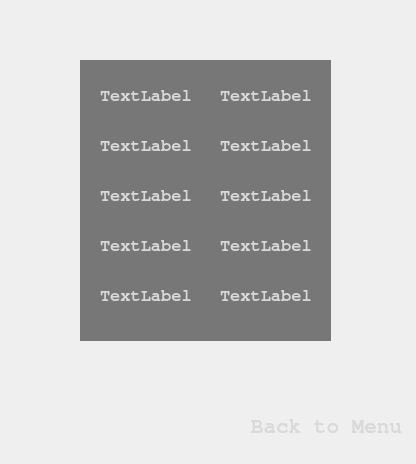
First picture: the form in Asteroids+Aliens/highscorewindow.ui, repository captaintino/project-destiny, before the edit.
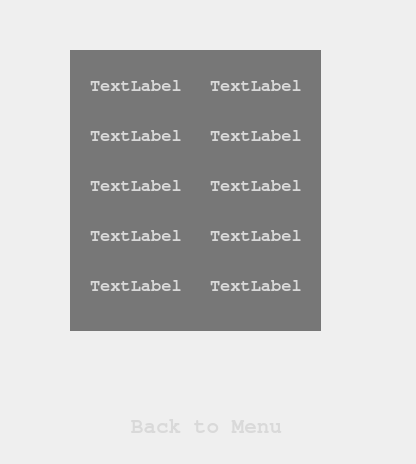
Second picture: the form after the edit. Icons and pictures are not drawn.

```diff
--- a/Asteroids+Aliens/highscorewindow.ui
+++ b/Asteroids+Aliens/highscorewindow.ui
@@ -22,8 +22,8 @@
   <widget class="QWidget" name="widget" native="true">
    <property name="geometry">
     <rect>
-     <x>0</x>
-     <y>-20</y>
+     <x>-10</x>
+     <y>-30</y>
      <width>421</width>
      <height>491</height>
     </rect>
@@ -39,8 +39,8 @@
    <widget class="QPushButton" name="btnBackToMainMenu">
     <property name="geometry">
      <rect>
-      <x>240</x>
-      <y>430</y>
+      <x>130</x>
+      <y>440</y>
       <width>173</width>
       <height>33</height>
      </rect>
```
